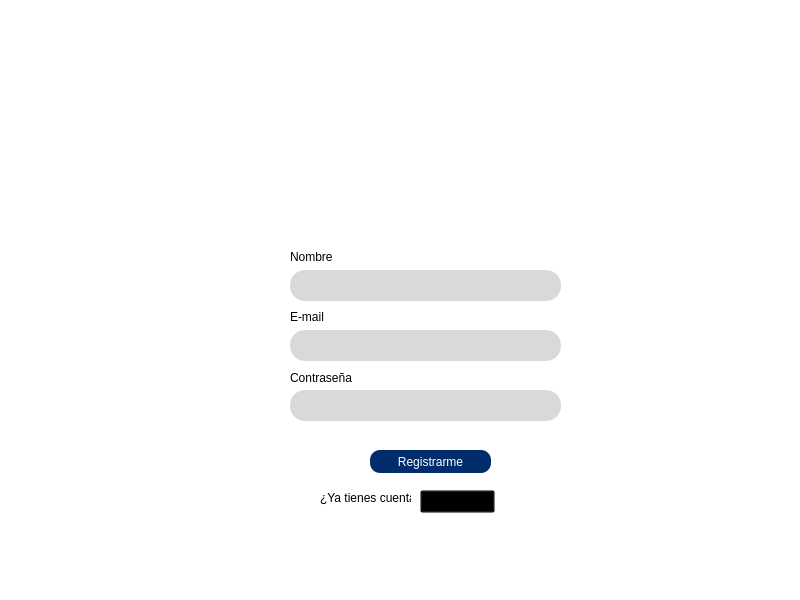
Qt form ventanas/VentanaRegistro.ui (Lomeli89/FoxyBotApp1.0) before a commit.
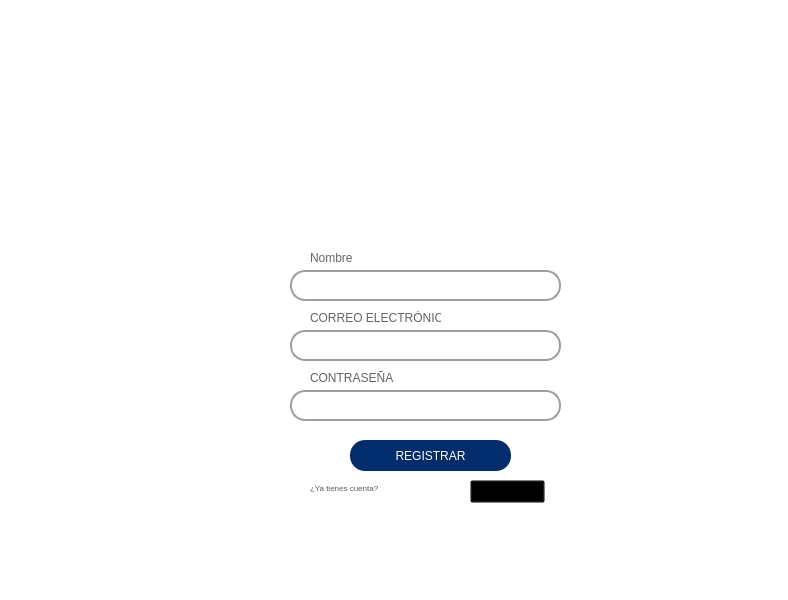
The same form after that commit. Icons and pictures are not drawn.

```diff
--- a/ventanas/VentanaRegistro.ui
+++ b/ventanas/VentanaRegistro.ui
@@ -6,7 +6,7 @@
    <rect>
     <x>0</x>
     <y>0</y>
-    <width>800</width>
+    <width>788</width>
     <height>600</height>
    </rect>
   </property>
@@ -20,21 +20,24 @@
    <widget class="QLabel" name="label_Nombre">
     <property name="geometry">
      <rect>
-      <x>290</x>
+      <x>310</x>
       <y>250</y>
-      <width>47</width>
-      <height>13</height>
+      <width>51</width>
+      <height>16</height>
      </rect>
     </property>
+    <property name="styleSheet">
+     <string notr="true">font: 8pt &quot;MS Sans Serif&quot;;</string>
+    </property>
     <property name="text">
-     <string>Nombre</string>
+     <string>&lt;html&gt;&lt;head/&gt;&lt;body&gt;&lt;p&gt;&lt;span style=&quot; color:#636363;&quot;&gt;Nombre&lt;/span&gt;&lt;/p&gt;&lt;/body&gt;&lt;/html&gt;</string>
     </property>
    </widget>
    <widget class="QPushButton" name="btn_irIniciarSesion">
     <property name="geometry">
      <rect>
-      <x>420</x>
-      <y>490</y>
+      <x>470</x>
+      <y>480</y>
       <width>75</width>
       <height>23</height>
      </rect>
@@ -51,6 +54,9 @@
     </property>
    </widget>
    <widget class="QLineEdit" name="input_Email_Reg">
+    <property name="enabled">
+     <bool>true</bool>
+    </property>
     <property name="geometry">
      <rect>
       <x>290</x>
@@ -62,40 +68,39 @@
     <property name="styleSheet">
      <string notr="true">QLineEdit{
 	
+	font: 9pt &quot;MS Sans Serif&quot;;
+	border: 2px solid rgb(158, 158, 158);
+	border-radius: 15px;
 	
-	
-	
-	background-color: rgb(217, 217, 217);
-	padding-top:1px;
-	border-radius:15px;
-	
-	border-color: rgb(0, 46, 109);
 }</string>
     </property>
    </widget>
    <widget class="QPushButton" name="btn_Registrarme">
     <property name="geometry">
      <rect>
-      <x>370</x>
-      <y>450</y>
-      <width>121</width>
-      <height>23</height>
+      <x>350</x>
+      <y>440</y>
+      <width>161</width>
+      <height>31</height>
      </rect>
     </property>
     <property name="cursor">
      <cursorShape>PointingHandCursor</cursorShape>
     </property>
     <property name="styleSheet">
-     <string notr="true">border-radius:10px;
-font: 10pt &quot;Nirmala UI&quot;;
+     <string notr="true">border-radius:15px;
+font: 12pt &quot;MS Sans Serif&quot;;
 color: rgb(255, 255, 255);
 background-color: rgb(1, 45, 108);</string>
     </property>
     <property name="text">
-     <string>Registrarme</string>
+     <string>REGISTRAR</string>
     </property>
    </widget>
    <widget class="QLineEdit" name="input_Password_Reg">
+    <property name="enabled">
+     <bool>true</bool>
+    </property>
     <property name="geometry">
      <rect>
       <x>290</x>
@@ -107,14 +112,10 @@
     <property name="styleSheet">
      <string notr="true">QLineEdit{
 	
+	font: 9pt &quot;MS Sans Serif&quot;;
+	border: 2px solid rgb(158, 158, 158);
+	border-radius: 15px;
 	
-	
-	
-	background-color: rgb(217, 217, 217);
-	padding-top:1px;
-	border-radius:15px;
-	
-	border-color: rgb(0, 46, 109);
 }</string>
     </property>
     <property name="echoMode">
@@ -124,70 +125,37 @@
    <widget class="QLabel" name="label_YaTienesCuenta">
     <property name="geometry">
      <rect>
-      <x>320</x>
-      <y>490</y>
-      <width>91</width>
+      <x>310</x>
+      <y>480</y>
+      <width>121</width>
       <height>16</height>
      </rect>
     </property>
-    <property name="text">
-     <string>¿Ya tienes cuenta?</string>
-    </property>
-   </widget>
-   <widget class="QLineEdit" name="input_Nombre_Reg">
-    <property name="geometry">
-     <rect>
-      <x>290</x>
-      <y>270</y>
-      <width>271</width>
-      <height>31</height>
-     </rect>
-    </property>
     <property name="styleSheet">
-     <string notr="true">QLineEdit{
-	
-	
-	
-	
-	background-color: rgb(217, 217, 217);
-	padding-top:1px;
-	border-radius:15px;
-	
-	border-color: rgb(0, 46, 109);
-}</string>
+     <string notr="true">font: 8pt &quot;MS Sans Serif&quot;;</string>
+    </property>
+    <property name="text">
+     <string>&lt;html&gt;&lt;head/&gt;&lt;body&gt;&lt;p&gt;&lt;span style=&quot; font-size:6pt; color:#5b5b5b;&quot;&gt;¿Ya tienes cuenta?&lt;/span&gt;&lt;/p&gt;&lt;/body&gt;&lt;/html&gt;</string>
     </property>
    </widget>
    <widget class="QLabel" name="label_Email_Reg">
     <property name="geometry">
      <rect>
-      <x>290</x>
+      <x>310</x>
       <y>310</y>
-      <width>47</width>
-      <height>13</height>
-     </rect>
-    </property>
-    <property name="text">
-     <string>E-mail</string>
-    </property>
-   </widget>
-   <widget class="QLabel" name="label_Password_Reg">
-    <property name="geometry">
-     <rect>
-      <x>290</x>
-      <y>370</y>
-      <width>71</width>
+      <width>131</width>
       <height>16</height>
      </rect>
     </property>
     <property name="text">
-     <string>Contraseña</string>
+     <string>&lt;html&gt;&lt;head/&gt;&lt;body&gt;&lt;p&gt;&lt;span style=&quot; color:#636363;&quot;&gt;CORREO ELECTRÓNICO&lt;/span&gt;&lt;/p&gt;&lt;/body&gt;&lt;/html&gt;</string>
     </property>
    </widget>
    <widget class="QLabel" name="label">
     <property name="geometry">
      <rect>
       <x>200</x>
-      <y>0</y>
+      <y>60</y>
       <width>451</width>
       <height>251</height>
      </rect>
@@ -196,11 +164,49 @@
      <string/>
     </property>
     <property name="pixmap">
-     <pixmap>../../../Downloads/title.jpg</pixmap>
+     <pixmap>../img/title.jpg</pixmap>
     </property>
     <property name="scaledContents">
      <bool>true</bool>
     </property>
+    <property name="wordWrap">
+     <bool>false</bool>
+    </property>
+   </widget>
+   <widget class="QLabel" name="label_Email_Reg_2">
+    <property name="geometry">
+     <rect>
+      <x>310</x>
+      <y>370</y>
+      <width>131</width>
+      <height>16</height>
+     </rect>
+    </property>
+    <property name="text">
+     <string>&lt;html&gt;&lt;head/&gt;&lt;body&gt;&lt;p&gt;&lt;span style=&quot; color:#636363;&quot;&gt;CONTRASEÑA&lt;/span&gt;&lt;/p&gt;&lt;/body&gt;&lt;/html&gt;</string>
+    </property>
+   </widget>
+   <widget class="QLineEdit" name="input_Nombre_Reg_2">
+    <property name="enabled">
+     <bool>true</bool>
+    </property>
+    <property name="geometry">
+     <rect>
+      <x>290</x>
+      <y>270</y>
+      <width>271</width>
+      <height>31</height>
+     </rect>
+    </property>
+    <property name="styleSheet">
+     <string notr="true">QLineEdit{
+	
+	font: 9pt &quot;MS Sans Serif&quot;;
+	border: 2px solid rgb(158, 158, 158);
+	border-radius: 15px;
+	
+}</string>
+    </property>
    </widget>
    <zorder>label</zorder>
    <zorder>label_Nombre</zorder>
@@ -209,9 +215,9 @@
    <zorder>btn_Registrarme</zorder>
    <zorder>input_Password_Reg</zorder>
    <zorder>label_YaTienesCuenta</zorder>
-   <zorder>input_Nombre_Reg</zorder>
    <zorder>label_Email_Reg</zorder>
-   <zorder>label_Password_Reg</zorder>
+   <zorder>label_Email_Reg_2</zorder>
+   <zorder>input_Nombre_Reg_2</zorder>
   </widget>
  </widget>
  <resources/>
```
